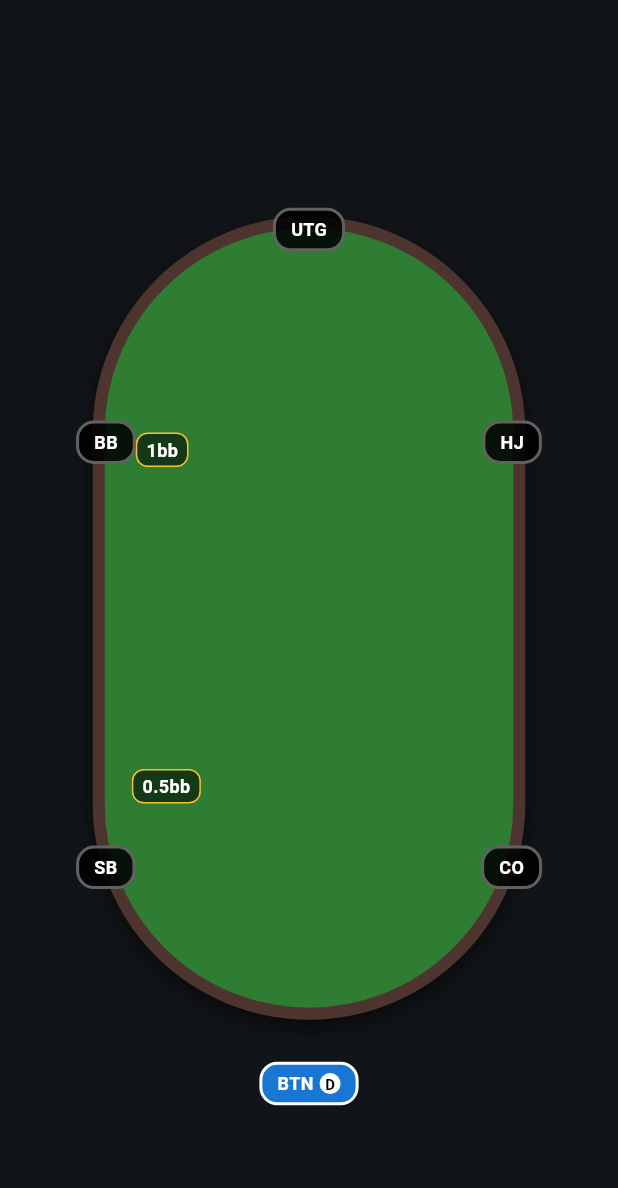
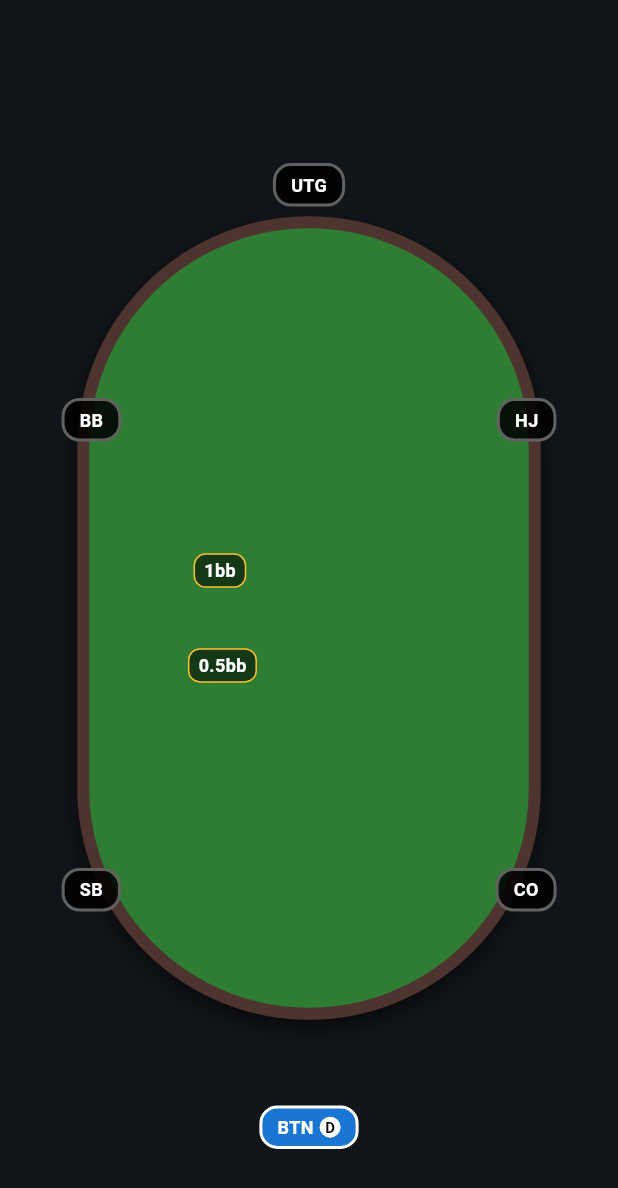
Before and after one commit to go-maxus-go/op, a Flutter app: the PokerTableView widget shown alone on an empty page, opened directly with empty values, on a phone screen of 412 x 824 dp. Shown: the top 1188 px of the screen. Run offline on Flutter 3.47's test engine with Material 3 defaults, Android fonts, the phone set to English and light mode, and no system bars; our stand-ins replace yaml.

Commit message:
Add Deck and Card classes

```diff
--- /dev/null
+++ b/lib/card.dart
@@ -0,0 +1,76 @@
+const values = [
+  '2',
+  '3',
+  '4',
+  '5',
+  '6',
+  '7',
+  '8',
+  '9',
+  'T',
+  'J',
+  'Q',
+  'K',
+  'A',
+];
+
+const suits = ['s', 'h', 'c', 'd'];
+
+class Card {
+  final String value;
+  final String suit;
+
+  const Card(this.value, this.suit)
+    : assert(
+        value == '2' ||
+            value == '3' ||
+            value == '4' ||
+            value == '5' ||
+            value == '6' ||
+            value == '7' ||
+            value == '8' ||
+            value == '9' ||
+            value == 'T' ||
+            value == 'J' ||
+            value == 'Q' ||
+            value == 'K' ||
+            value == 'A',
+      ),
+      assert(suit == 's' || suit == 'h' || suit == 'c' || suit == 'd');
+
+  String get assetPath => 'assets/deck/card_$value$suit.png';
+
+  @override
+  bool operator ==(Object other) =>
+      identical(this, other) ||
+      other is Card &&
+          runtimeType == other.runtimeType &&
+          value == other.value &&
+          suit == other.suit;
+
+  @override
+  int get hashCode => value.hashCode ^ suit.hashCode;
+
+  @override
+  String toString() => '$value$suit';
+
+  bool sameValue(Card card) => value == card.value;
+
+  bool operator <(Card card) {
+    return values.indexOf(value) < values.indexOf(card.value);
+  }
+
+  bool operator >(Card card) {
+    return values.indexOf(value) > values.indexOf(card.value);
+  }
+
+  bool operator <=(Card card) {
+    return values.indexOf(value) <= values.indexOf(card.value);
+  }
+
+  bool operator >=(Card card) {
+    return values.indexOf(value) >= values.indexOf(card.value);
+  }
+
+  bool sameSuit(Card card) => suit == card.suit;
+}
--- a/lib/poker_table_view.dart
+++ b/lib/poker_table_view.dart
@@ -1,6 +1,6 @@
-import 'package:flutter/material.dart';
+import 'package:flutter/material.dart' hide Card;
 import 'dart:math';
-import 'practice_screen.dart';
+import 'card.dart';
 
 class PokerTableView extends StatelessWidget {
   final String heroPosition;
@@ -8,7 +8,7 @@ class PokerTableView extends StatelessWidget {
   final String raise;
   final String limit;
   final bool displayInDollars;
-  final Map<String, List<PlayingCard>> playerHands;
+  final Map<String, List<Card>> playerHands;
 
   const PokerTableView({
     super.key,
@@ -57,8 +57,8 @@ class PokerTableView extends StatelessWidget {
         final double width = constraints.maxWidth;
         final double height = constraints.maxHeight;
 
-        // Ellipse dimensions
-        final double tableWidth = width * 0.7;
+        // Ellipse dimensions - large enough, but leaves room for players outside
+        final double tableWidth = width * 0.75;
         final double tableHeight = height * 0.65;
 
         return Stack(
@@ -81,24 +81,26 @@ class PokerTableView extends StatelessWidget {
                 ],
               ),
             ),
-            // Bets
-            ..._buildBets(width, height),
-            // Players
-            ..._buildPlayers(width, height),
+            // Players and Bets
+            ..._buildPlayersAndBets(width, height),
           ],
         );
       },
     );
   }
 
-  List<Widget> _buildBets(double width, double height) {
+  List<Widget> _buildPlayersAndBets(double width, double height) {
     const order = ['SB', 'BB', 'UTG', 'HJ', 'CO', 'BTN'];
     int heroIdx = order.indexOf(heroPosition);
     List<Widget> widgets = [];
 
-    // Bet position radius (closer to the player seat)
-    double radiusX = width * 0.30;
-    double radiusY = height * 0.28;
+    // Player position radius (just outside the table edge)
+    double playerRadiusX = width * 0.45;
+    double playerRadiusY = height * 0.42;
+
+    // Bet position radius (fixed distance to the table center)
+    const double betRadiusX = 75.0;
+    const double betRadiusY = 65.0;
 
     double getBbFactor() {
       if (limit.toUpperCase() == 'NL50') return 0.5;
@@ -108,9 +110,31 @@ class PokerTableView extends StatelessWidget {
 
     for (int i = 0; i < 6; i++) {
       String pos = order[(heroIdx + i) % 6];
+      double angle = (90 + i * 60) * pi / 180;
+
+      // Calculate Player Seat position
+      double px = cos(angle) * playerRadiusX;
+      double py = sin(angle) * playerRadiusY;
+
+      bool isHero = i == 0;
+      bool folded = _hasFolded(pos);
+
+      // Add Player Seat
+      widgets.add(
+        Align(
+          alignment: Alignment(px / (width / 2), py / (height / 2)),
+          child: _PlayerSeat(
+            position: pos,
+            isHero: isHero,
+            folded: folded,
+            cards: playerHands[pos],
+          ),
+        ),
+      );
+
+      // Calculate and Add Bet if applicable
       String? amountStr = _getBetAmount(pos);
-      if (amountStr == null) continue;
-
+      if (amountStr != null) {
         double amountBb = double.tryParse(amountStr) ?? 0.0;
         String displayAmount;
         if (displayInDollars) {
@@ -120,16 +144,12 @@ class PokerTableView extends StatelessWidget {
           displayAmount = '${amountBb.toStringAsFixed(amountBb.truncateToDouble() == amountBb ? 0 : 1)}bb';
         }
 
-      double angle = (90 + i * 60) * pi / 180;
-      double x = cos(angle) * radiusX;
-      double y = sin(angle) * radiusY;
+        double bx = cos(angle) * betRadiusX;
+        double by = sin(angle) * betRadiusY;
 
         widgets.add(
           Align(
-          alignment: Alignment(
-            x / (width / 2),
-            y / (height / 2),
-          ),
+            alignment: Alignment(bx / (width / 2), by / (height / 2)),
             child: Container(
               padding: const EdgeInsets.symmetric(horizontal: 6, vertical: 2),
               decoration: BoxDecoration(
@@ -149,44 +169,6 @@ class PokerTableView extends StatelessWidget {
           ),
         );
       }
-    return widgets;
-  }
-
-  List<Widget> _buildPlayers(double width, double height) {
-    const order = ['SB', 'BB', 'UTG', 'HJ', 'CO', 'BTN'];
-    int heroIdx = order.indexOf(heroPosition);
-    List<Widget> widgets = [];
-
-    // Player position radius (slightly outside the table)
-    double radiusX = width * 0.42;
-    double radiusY = height * 0.38;
-
-    for (int i = 0; i < 6; i++) {
-      String pos = order[(heroIdx + i) % 6];
-      // Angles: 90, 150, 210, 270, 330, 30 (in degrees)
-      double angle = (90 + i * 60) * pi / 180;
-
-      // Calculate position
-      double x = cos(angle) * radiusX;
-      double y = sin(angle) * radiusY;
-
-      bool isHero = i == 0;
-      bool folded = _hasFolded(pos);
-
-      widgets.add(
-        Align(
-          alignment: Alignment(
-            x / (width / 2),
-            y / (height / 2),
-          ),
-          child: _PlayerSeat(
-            position: pos,
-            isHero: isHero,
-            folded: folded,
-            cards: playerHands[pos],
-          ),
-        ),
-      );
     }
     return widgets;
   }
@@ -196,7 +178,7 @@ class _PlayerSeat extends StatelessWidget {
   final String position;
   final bool isHero;
   final bool folded;
-  final List<PlayingCard>? cards;
+  final List<Card>? cards;
 
   const _PlayerSeat({
     required this.position,
@@ -260,7 +242,7 @@ class _PlayerSeat extends StatelessWidget {
     );
   }
 
-  Widget _buildCard(PlayingCard card, bool isHero) {
+  Widget _buildCard(Card card, bool isHero) {
     double width = isHero ? 45 : 30;
     double height = isHero ? 65 : 45;
 
```
Also changed, not shown: lib/deck.dart (added, +43 -0 lines), lib/practice_screen.dart (+46 -62 lines), 2 other files. Lines whose indentation alone changed are shown as unchanged.
